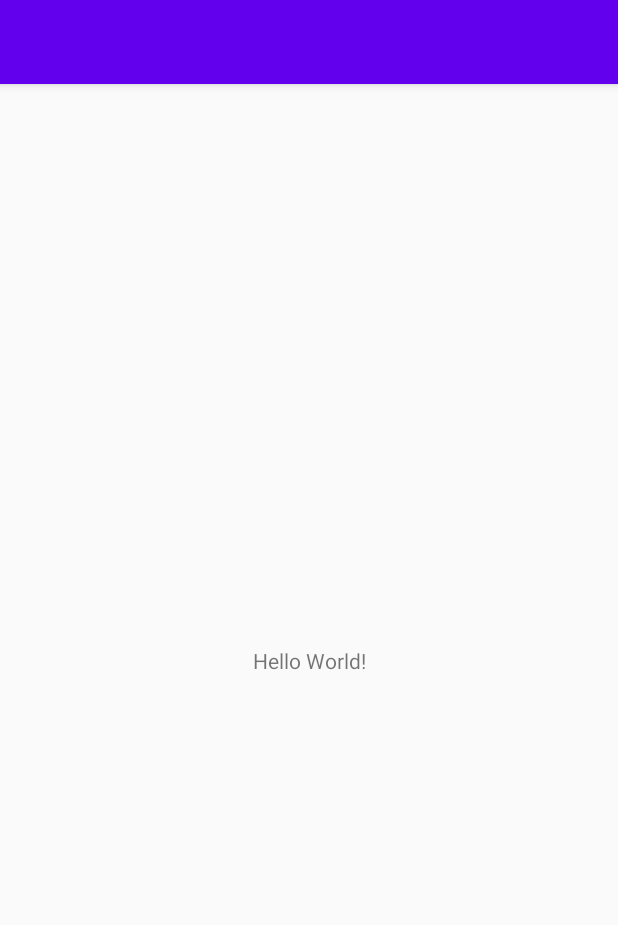
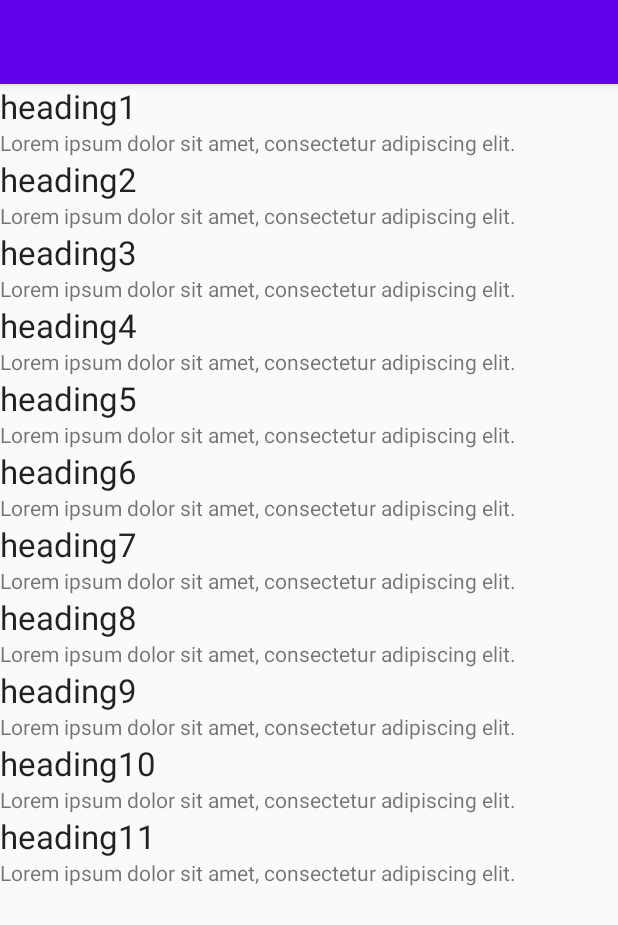
Before and after one commit to pi-rhoman/MoodTracker, an Android app: the MainActivity screen opened directly, with no data from a screen before it, on a phone screen of 412 x 824 dp. Shown: the top 925 px of the screen. Run offline under Robolectric (Android 15) with nearby library versions, the phone set to English and light mode, and no system bars.

Commit message:
Working tutorial recyclerview

```diff
--- a/app/build.gradle
+++ b/app/build.gradle
@@ -27,8 +27,11 @@ dependencies {
     implementation fileTree(dir: 'libs', include: ['*.jar'])
 
     implementation 'androidx.appcompat:appcompat:1.2.0'
-    implementation 'androidx.constraintlayout:constraintlayout:2.0.1'
+
+
     testImplementation 'junit:junit:4.12'
     androidTestImplementation 'androidx.test.ext:junit:1.1.2'
     androidTestImplementation 'androidx.test.espresso:espresso-core:3.3.0'
+    //my dependincies
+    implementation "androidx.recyclerview:recyclerview:1.2.0"
 }
--- a/app/src/main/java/com/example/moodtracker/MainActivity.java
+++ b/app/src/main/java/com/example/moodtracker/MainActivity.java
@@ -1,15 +1,42 @@
 package com.example.moodtracker;
 
 import androidx.appcompat.app.AppCompatActivity;
+import androidx.recyclerview.widget.LinearLayoutManager;
+import androidx.recyclerview.widget.RecyclerView;
 
 import android.os.Bundle;
 
+import java.util.ArrayList;
+import java.util.List;
+
 public class MainActivity extends AppCompatActivity {
+
+    private RecyclerView recyclerView;
+    private RecyclerView.Adapter adapter;
+
+    private List<MoodItem> moodItems;
 
     @Override
     protected void onCreate(Bundle savedInstanceState) {
         super.onCreate(savedInstanceState);
         setContentView(R.layout.activity_main);
+
+        // create the recyclerview
+        recyclerView = findViewById(R.id.Moods);
+        recyclerView.setHasFixedSize(true);
+        recyclerView.setLayoutManager(new LinearLayoutManager(this));
+
+        moodItems = new ArrayList<>();
+        for(int i = 0; i <=10; i++){
+            MoodItem moodItem = new MoodItem(
+                    "heading" + (i+1),
+                    "Lorem ipsum dolor sit amet, consectetur adipiscing elit."
+            );
+            moodItems.add(moodItem);
+        }
+
+        adapter = new MoodAdapter(moodItems, this);
+        recyclerView.setAdapter(adapter);
     }
 
 
--- /dev/null
+++ b/app/src/main/java/com/example/moodtracker/MoodAdapter.java
@@ -0,0 +1,59 @@
+package com.example.moodtracker;
+
+
+import android.content.Context;
+import android.view.LayoutInflater;
+import android.view.View;
+import android.view.ViewGroup;
+import android.widget.TextView;
+
+import androidx.annotation.NonNull;
+import androidx.recyclerview.widget.RecyclerView;
+
+import java.util.List;
+
+
+public class MoodAdapter extends RecyclerView.Adapter<MoodAdapter.ViewHolder> {
+
+    private List<MoodItem> moodItems;
+    private Context context;
+
+    MoodAdapter(List<MoodItem> moodItems, Context context){
+        this.moodItems = moodItems;
+        this.context = context;
+    }
+
+    @NonNull
+    @Override
+    public ViewHolder onCreateViewHolder(ViewGroup parent, int viewType){
+        View v = LayoutInflater.from(parent.getContext())
+                .inflate(R.layout.mood_item, parent, false);
+        return new ViewHolder(v);
+    }
+
+    @Override
+    public void onBindViewHolder(@NonNull MoodAdapter.ViewHolder holder, int position) {
+        MoodItem moodItem = moodItems.get(position);
+        holder.textViewHead.setText(moodItem.getHead());
+        holder.textViewDesc.setText((moodItem.getDesc()));
+    }
+
+    @Override
+    public int getItemCount() {
+        return moodItems.size();
+    }
+
+    class ViewHolder extends RecyclerView.ViewHolder{
+
+        TextView textViewHead;
+        TextView textViewDesc;
+
+        ViewHolder(@NonNull View itemView) {
+            super(itemView);
+            textViewDesc = itemView.findViewById(R.id.textViewDesc);
+            textViewHead = itemView.findViewById(R.id.textViewHead);
+        }
+    }
+
+
+}
--- /dev/null
+++ b/app/src/main/java/com/example/moodtracker/MoodItem.java
@@ -0,0 +1,19 @@
+package com.example.moodtracker;
+
+class MoodItem {
+    private String head;
+    private String desc;
+
+    MoodItem( String head, String desc){
+        this.head = head;
+        this.desc = desc;
+    }
+
+    String getHead(){
+        return head;
+    }
+
+    String getDesc(){
+        return desc;
+    }
+}
--- a/app/src/main/res/layout/activity_main.xml
+++ b/app/src/main/res/layout/activity_main.xml
@@ -1,18 +1,14 @@
 <?xml version="1.0" encoding="utf-8"?>
-<androidx.constraintlayout.widget.ConstraintLayout xmlns:android="http://schemas.android.com/apk/res/android"
+<LinearLayout xmlns:android="http://schemas.android.com/apk/res/android"
     xmlns:app="http://schemas.android.com/apk/res-auto"
     xmlns:tools="http://schemas.android.com/tools"
     android:layout_width="match_parent"
     android:layout_height="match_parent"
     tools:context=".MainActivity">
 
-    <TextView
+    <androidx.recyclerview.widget.RecyclerView
+        android:id="@+id/Moods"
         android:layout_width="wrap_content"
         android:layout_height="wrap_content"
-        android:text="Hello World!"
-        app:layout_constraintBottom_toBottomOf="parent"
-        app:layout_constraintLeft_toLeftOf="parent"
-        app:layout_constraintRight_toRightOf="parent"
-        app:layout_constraintTop_toTopOf="parent" />
-
-</androidx.constraintlayout.widget.ConstraintLayout>
+    />
+</LinearLayout>
--- /dev/null
+++ b/app/src/main/res/layout/mood_item.xml
@@ -0,0 +1,16 @@
+<?xml version="1.0" encoding="utf-8"?>
+<LinearLayout xmlns:android="http://schemas.android.com/apk/res/android"
+    android:orientation="vertical" android:layout_width="match_parent"
+    android:layout_height="wrap_content">
+    <TextView
+        android:id="@+id/textViewHead"
+        android:text="Heading"
+        android:textAppearance="@style/Base.TextAppearance.AppCompat.Large"
+        android:layout_width="match_parent"
+        android:layout_height="wrap_content"/>
+    <TextView
+        android:id="@+id/textViewDesc"
+        android:text="Description"
+        android:layout_width="match_parent"
+        android:layout_height="wrap_content"/>
+</LinearLayout>
```
